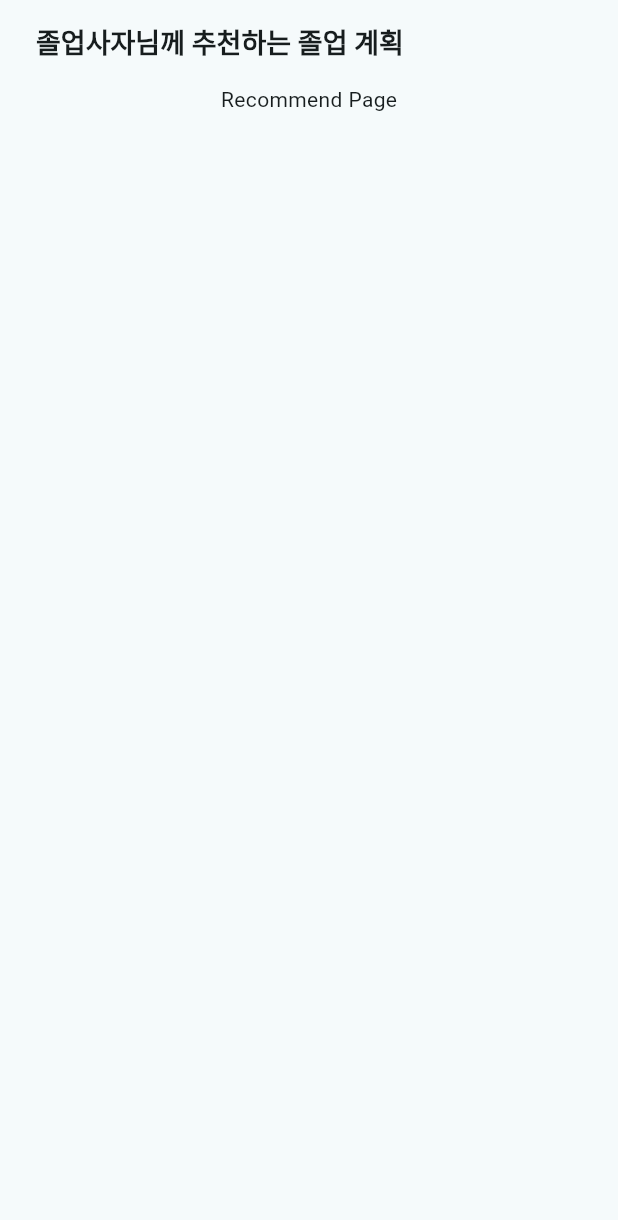
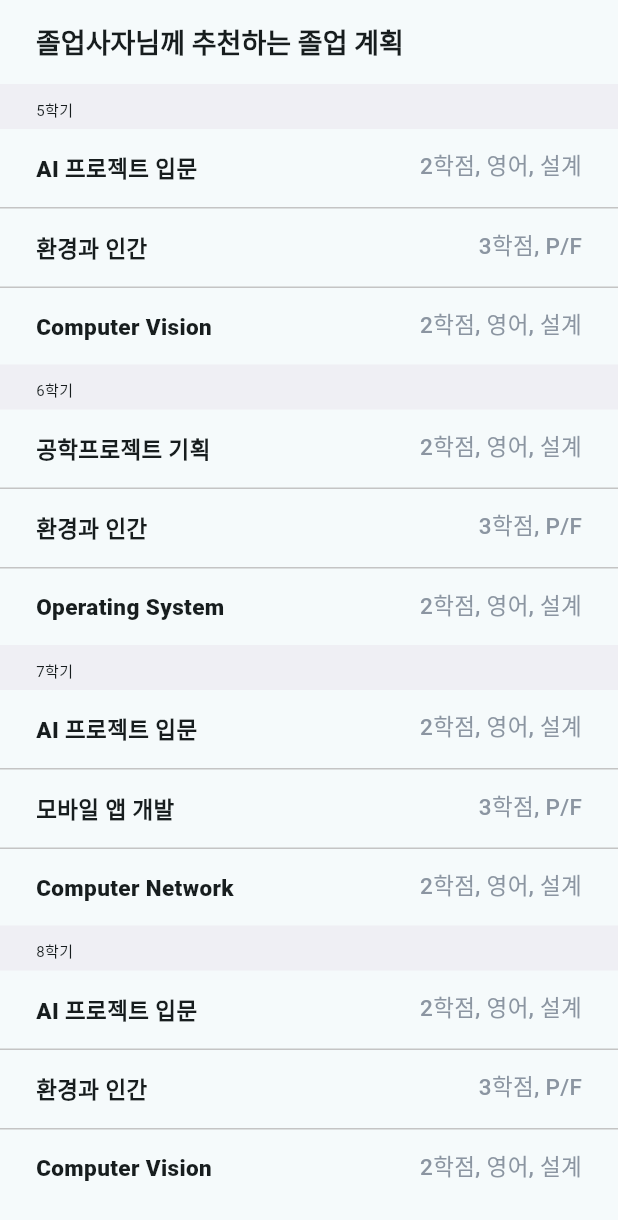
Before and after one commit to hanmo2000110/GraduationLion, a Flutter app: the RecommendPage screen opened by its route, on a phone screen of 412 x 824 dp. Shown: the top 1220 px of the screen. Run offline on Flutter 3.47's test engine with Material 2 defaults, Android fonts, the phone set to English and light mode, and no system bars; our stand-ins replace get.

Commit message:
졸업 계획 추천 페이지 틀 구현 ing

```diff
--- a/lib/screen/recommend.dart
+++ b/lib/screen/recommend.dart
@@ -8,6 +8,17 @@ class RecommendPage extends StatefulWidget {
 }
 
 class RecommendPageState extends State<RecommendPage> {
+  List<String> courseDesc1 = [
+    '2학점',
+    '영어',
+    '설계',
+  ];
+
+  List<String> courseDesc2 = [
+    '3학점',
+    'P/F',
+  ];
+
   @override
   Widget build(BuildContext context) {
     return Scaffold(
@@ -29,11 +40,34 @@ class RecommendPageState extends State<RecommendPage> {
         elevation: 0.0,
       ),
       body: ListView(
-        children: const [
+        children: [
           Column(
             mainAxisAlignment: MainAxisAlignment.start,
             children: <Widget>[
-              Text('Recommend Page'),
+              semesterTitle('5'),
+              courseInfo('AI 프로젝트 입문', courseDesc1),
+              divider(),
+              courseInfo('환경과 인간', courseDesc2),
+              divider(),
+              courseInfo('Computer Vision', courseDesc1),
+              semesterTitle('6'),
+              courseInfo('공학프로젝트 기획', courseDesc1),
+              divider(),
+              courseInfo('환경과 인간', courseDesc2),
+              divider(),
+              courseInfo('Operating System', courseDesc1),
+              semesterTitle('7'),
+              courseInfo('AI 프로젝트 입문', courseDesc1),
+              divider(),
+              courseInfo('모바일 앱 개발', courseDesc2),
+              divider(),
+              courseInfo('Computer Network', courseDesc1),
+              semesterTitle('8'),
+              courseInfo('AI 프로젝트 입문', courseDesc1),
+              divider(),
+              courseInfo('환경과 인간', courseDesc2),
+              divider(),
+              courseInfo('Computer Vision', courseDesc1),
             ],
           ),
         ],
@@ -41,3 +75,57 @@ class RecommendPageState extends State<RecommendPage> {
     );
   }
 }
+
+Widget semesterTitle(String semester) {
+  // 학기 수
+  return Stack(
+    alignment: AlignmentDirectional.bottomStart,
+    children: [
+      Container(
+        height: 30,
+        color: const Color(0xFFEFEFF4),
+      ),
+      Padding(
+        padding: const EdgeInsets.only(left: 24, bottom: 5),
+        child: Text('$semester학기', style: const TextStyle(fontSize: 10)),
+      ),
+    ],
+  );
+}
+
+Widget divider() {
+  return const Divider(
+    thickness: 1,
+    color: Color(0xffC4C4C4),
+    height: 0,
+  );
+}
+
+Widget courseInfo(String title, List desc) {
+  // 학기 별 강의 목록, 강의 정보
+
+  var showList = desc.join(", ");
+
+  return Container(
+    padding: const EdgeInsets.symmetric(horizontal: 24, vertical: 15),
+    child: Row(
+      crossAxisAlignment: CrossAxisAlignment.start,
+      mainAxisAlignment: MainAxisAlignment.spaceBetween,
+      children: [
+        Text(
+          title,
+          style: const TextStyle(fontWeight: FontWeight.w800, fontSize: 15),
+        ),
+        Text(
+          showList,
+          textAlign: TextAlign.end,
+          style: const TextStyle(
+              fontWeight: FontWeight.w500,
+              fontSize: 15,
+              color: Color(0xff8B95A1),
+              height: 1.1),
+        ),
+      ],
+    ),
+  );
+}
```
